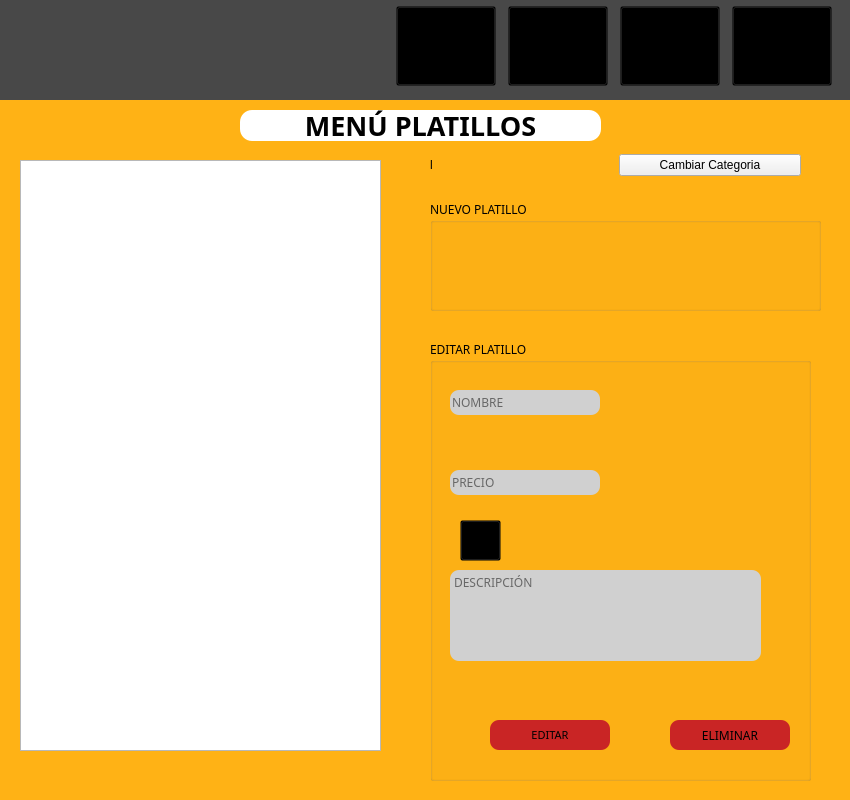
Before: the Qt Designer form gerente_menu.ui in DanielPerMon/proyectoSaboreno, drawn with Qt 5.
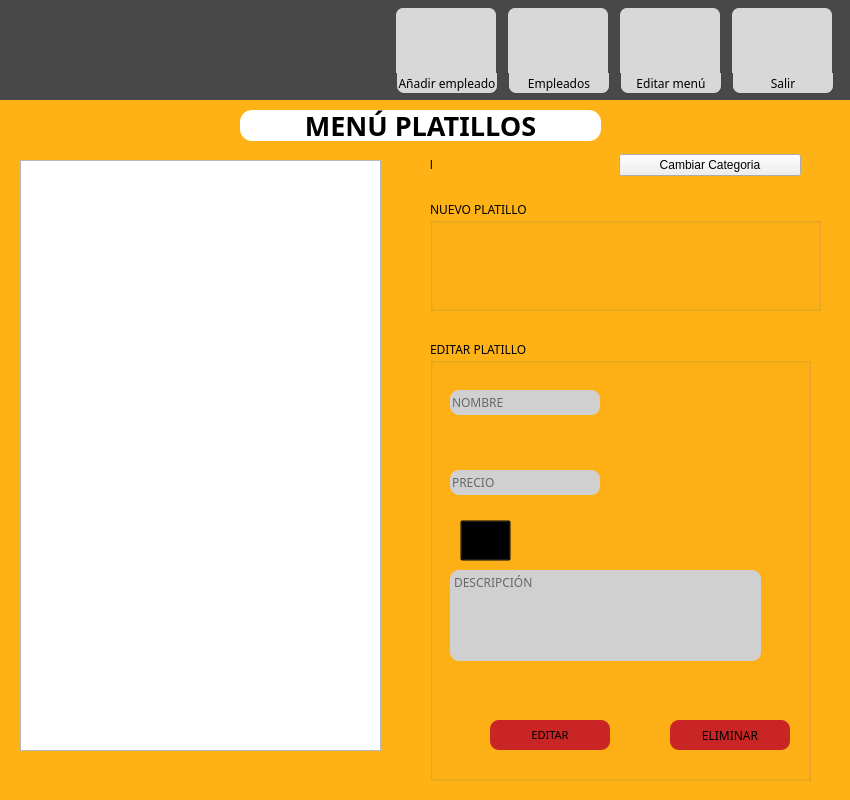
After: the same form once the commit is applied. The open tabs and pages were chosen to show the change. Icons and pictures are not drawn.

```diff
--- a/gerente_menu.ui
+++ b/gerente_menu.ui
@@ -1493,7 +1493,7 @@
        <rect>
         <x>30</x>
         <y>180</y>
-        <width>41</width>
+        <width>51</width>
         <height>41</height>
        </rect>
       </property>
@@ -2021,7 +2021,7 @@
       <x>390</x>
       <y>0</y>
       <width>451</width>
-      <height>92</height>
+      <height>81</height>
      </rect>
     </property>
     <layout class="QHBoxLayout" name="horizontalLayout">
@@ -2036,17 +2036,20 @@
        <property name="minimumSize">
         <size>
          <width>100</width>
-         <height>80</height>
+         <height>65</height>
         </size>
        </property>
        <property name="maximumSize">
         <size>
          <width>100</width>
-         <height>80</height>
+         <height>65</height>
         </size>
        </property>
        <property name="styleSheet">
-        <string notr="true">background-color: transparent;</string>
+        <string notr="true">background-color: rgba(255, 255, 255,200);
+border-top-right-radius:7px 7px;
+border-top-left-radius:7px 7px;
+</string>
        </property>
        <property name="text">
         <string/>
@@ -2057,8 +2060,8 @@
        </property>
        <property name="iconSize">
         <size>
-         <width>500</width>
-         <height>600</height>
+         <width>100</width>
+         <height>55</height>
         </size>
        </property>
       </widget>
@@ -2074,17 +2077,19 @@
        <property name="minimumSize">
         <size>
          <width>100</width>
-         <height>80</height>
+         <height>65</height>
         </size>
        </property>
        <property name="maximumSize">
         <size>
          <width>100</width>
-         <height>80</height>
+         <height>65</height>
         </size>
        </property>
        <property name="styleSheet">
-        <string notr="true">background-color: transparent;</string>
+        <string notr="true">background-color: rgba(255, 255, 255,200);
+border-top-right-radius:7px 7px;
+border-top-left-radius:7px 7px;</string>
        </property>
        <property name="text">
         <string/>
@@ -2095,8 +2100,8 @@
        </property>
        <property name="iconSize">
         <size>
-         <width>100</width>
-         <height>100</height>
+         <width>90</width>
+         <height>60</height>
         </size>
        </property>
       </widget>
@@ -2112,17 +2117,19 @@
        <property name="minimumSize">
         <size>
          <width>100</width>
-         <height>80</height>
+         <height>65</height>
         </size>
        </property>
        <property name="maximumSize">
         <size>
          <width>100</width>
-         <height>80</height>
+         <height>65</height>
         </size>
        </property>
        <property name="styleSheet">
-        <string notr="true">background-color: transparent;</string>
+        <string notr="true">background-color: rgba(255, 255, 255,200);
+border-top-right-radius:7px 7px;
+border-top-left-radius:7px 7px;</string>
        </property>
        <property name="text">
         <string/>
@@ -2134,7 +2141,7 @@
        <property name="iconSize">
         <size>
          <width>80</width>
-         <height>70</height>
+         <height>60</height>
         </size>
        </property>
       </widget>
@@ -2150,17 +2157,19 @@
        <property name="minimumSize">
         <size>
          <width>100</width>
-         <height>80</height>
+         <height>65</height>
         </size>
        </property>
        <property name="maximumSize">
         <size>
          <width>100</width>
-         <height>80</height>
+         <height>65</height>
         </size>
        </property>
        <property name="styleSheet">
-        <string notr="true">background-color: transparent;</string>
+        <string notr="true">background-color: rgba(255, 255, 255,200);
+border-top-right-radius:7px 7px;
+border-top-left-radius:7px 7px;</string>
        </property>
        <property name="text">
         <string/>
@@ -2171,14 +2180,118 @@
        </property>
        <property name="iconSize">
         <size>
-         <width>100</width>
-         <height>100</height>
+         <width>110</width>
+         <height>110</height>
         </size>
        </property>
       </widget>
      </item>
     </layout>
    </widget>
+   <widget class="QLabel" name="label_25">
+    <property name="geometry">
+     <rect>
+      <x>397</x>
+      <y>73</y>
+      <width>100</width>
+      <height>20</height>
+     </rect>
+    </property>
+    <property name="font">
+     <font>
+      <family>Calisto MT</family>
+     </font>
+    </property>
+    <property name="styleSheet">
+     <string notr="true">background-color: rgba(255, 255, 255,200);
+border-bottom-right-radius:7px 7px;
+border-bottom-left-radius:7px 7px;</string>
+    </property>
+    <property name="text">
+     <string>Añadir empleado</string>
+    </property>
+    <property name="alignment">
+     <set>Qt::AlignCenter</set>
+    </property>
+   </widget>
+   <widget class="QLabel" name="label_26">
+    <property name="geometry">
+     <rect>
+      <x>509</x>
+      <y>73</y>
+      <width>100</width>
+      <height>20</height>
+     </rect>
+    </property>
+    <property name="font">
+     <font>
+      <family>Calisto MT</family>
+     </font>
+    </property>
+    <property name="styleSheet">
+     <string notr="true">background-color: rgba(255, 255, 255,200);
+border-bottom-right-radius:7px 7px;
+border-bottom-left-radius:7px 7px;</string>
+    </property>
+    <property name="text">
+     <string>Empleados</string>
+    </property>
+    <property name="alignment">
+     <set>Qt::AlignCenter</set>
+    </property>
+   </widget>
+   <widget class="QLabel" name="label_27">
+    <property name="geometry">
+     <rect>
+      <x>621</x>
+      <y>73</y>
+      <width>100</width>
+      <height>20</height>
+     </rect>
+    </property>
+    <property name="font">
+     <font>
+      <family>Calisto MT</family>
+     </font>
+    </property>
+    <property name="styleSheet">
+     <string notr="true">background-color: rgba(255, 255, 255,200);
+border-bottom-right-radius:7px 7px;
+border-bottom-left-radius:7px 7px;</string>
+    </property>
+    <property name="text">
+     <string>Editar menú</string>
+    </property>
+    <property name="alignment">
+     <set>Qt::AlignCenter</set>
+    </property>
+   </widget>
+   <widget class="QLabel" name="label_28">
+    <property name="geometry">
+     <rect>
+      <x>733</x>
+      <y>73</y>
+      <width>100</width>
+      <height>20</height>
+     </rect>
+    </property>
+    <property name="font">
+     <font>
+      <family>Calisto MT</family>
+     </font>
+    </property>
+    <property name="styleSheet">
+     <string notr="true">background-color: rgba(255, 255, 255,200);
+border-bottom-right-radius:7px 7px;
+border-bottom-left-radius:7px 7px;</string>
+    </property>
+    <property name="text">
+     <string>Salir</string>
+    </property>
+    <property name="alignment">
+     <set>Qt::AlignCenter</set>
+    </property>
+   </widget>
   </widget>
  </widget>
  <resources>
```
Left out of the diff: 10 changed lines with no effect on the pictures.
